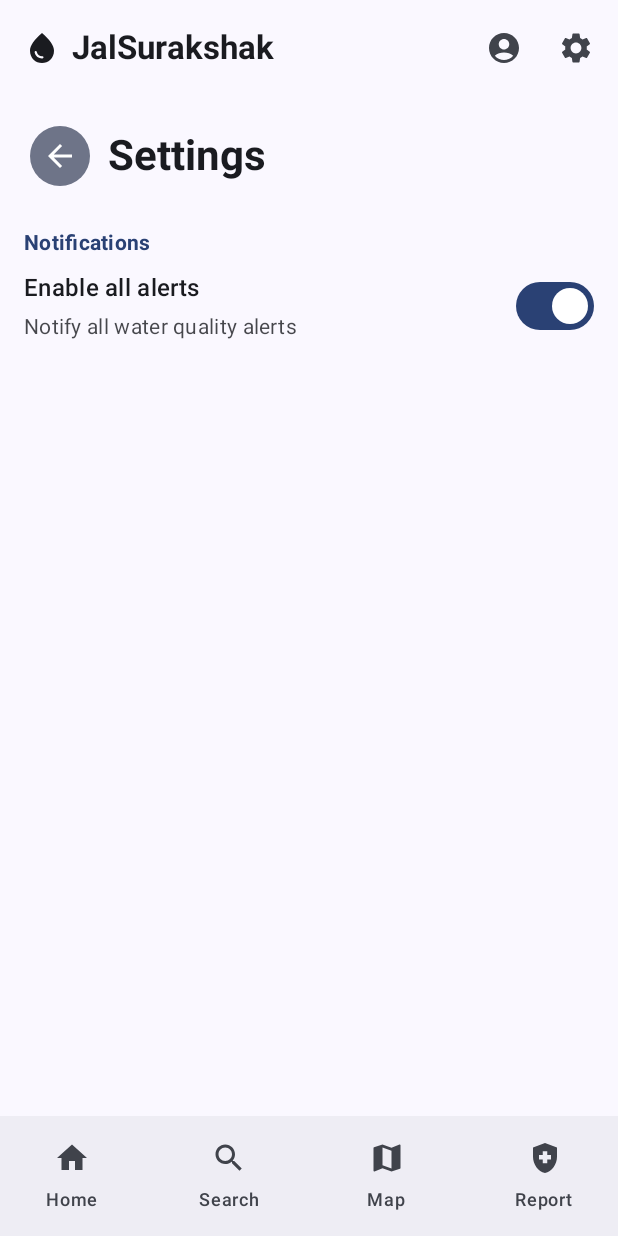
After one commit to khushiiagrawal/Four_Plus_Two, an Android app built with Jetpack Compose: the SettingsScreen screen opened through its navigation route, on a phone screen of 412 x 824 dp. The commit adds this screen. Run offline under Robolectric (Android 15) with nearby library versions, the phone set to English and light mode, and no system bars; our stand-ins replace Dagger/Hilt's generated code, Firebase (no records; nobody signed in at launch, a user with empty details on screens opened directly), Material 3 Expressive styles (plain Material 3 is drawn); libraries missing offline, so code that uses them is left out: androidx.hilt.lifecycle.

Commit message:
feat(app): Implement FCM notification and settings screen

```diff
--- a/app/build.gradle.kts
+++ b/app/build.gradle.kts
@@ -75,4 +75,7 @@ dependencies {
     implementation(libs.firebase.auth)
     implementation(libs.firebase.firestore)
     implementation(libs.androidx.hilt.navigation.compose)
+    implementation(libs.firebase.messaging)
+    implementation(libs.androidx.datastore)
+    implementation(libs.androidx.datastore.preferences)
 }
--- a/app/src/main/java/dev/adithya/aquahealth/MainActivity.kt
+++ b/app/src/main/java/dev/adithya/aquahealth/MainActivity.kt
@@ -1,15 +1,25 @@
 package dev.adithya.aquahealth
 
+import android.Manifest
+import android.content.pm.PackageManager
 import android.os.Bundle
 import androidx.activity.ComponentActivity
 import androidx.activity.compose.setContent
 import androidx.activity.enableEdgeToEdge
+import androidx.activity.result.contract.ActivityResultContracts
+import androidx.core.content.ContextCompat
 import dagger.hilt.android.AndroidEntryPoint
 import dev.adithya.aquahealth.ui.navigation.AppNavHost
 import dev.adithya.aquahealth.ui.theme.AppTheme
 
 @AndroidEntryPoint
 class MainActivity : ComponentActivity() {
+    private val requestPermissionLauncher = registerForActivityResult(
+        ActivityResultContracts.RequestPermission()
+    ) { isGranted: Boolean ->
+        // TODO: update viewmodel and show in settings page
+    }
+
     override fun onCreate(savedInstanceState: Bundle?) {
         super.onCreate(savedInstanceState)
         enableEdgeToEdge()
@@ -18,5 +28,16 @@ class MainActivity : ComponentActivity() {
                 AppNavHost()
             }
         }
+        checkPermissions()
+    }
+
+    private fun checkPermissions() {
+        val permissionStatus = ContextCompat.checkSelfPermission(
+            this,
+            Manifest.permission.POST_NOTIFICATIONS
+        )
+        if (permissionStatus != PackageManager.PERMISSION_GRANTED) {
+            requestPermissionLauncher.launch(Manifest.permission.POST_NOTIFICATIONS)
+        }
     }
 }
--- a/app/src/main/java/dev/adithya/aquahealth/MainViewModel.kt
+++ b/app/src/main/java/dev/adithya/aquahealth/MainViewModel.kt
@@ -1,17 +1,52 @@
 package dev.adithya.aquahealth
 
+import android.util.Log
 import androidx.lifecycle.ViewModel
+import androidx.lifecycle.viewModelScope
+import com.google.firebase.messaging.FirebaseMessaging
 import dagger.hilt.android.lifecycle.HiltViewModel
+import dev.adithya.aquahealth.settings.repository.SettingsRepository
 import dev.adithya.aquahealth.user.model.UserProfileState
 import dev.adithya.aquahealth.user.repository.UserRepository
+import kotlinx.coroutines.Dispatchers
 import kotlinx.coroutines.flow.StateFlow
+import kotlinx.coroutines.flow.collect
+import kotlinx.coroutines.flow.combine
+import kotlinx.coroutines.flow.flowOn
+import kotlinx.coroutines.launch
 import javax.inject.Inject
 
 @HiltViewModel
 class MainViewModel @Inject constructor(
-    private val userRepo: UserRepository
+    private val userRepo: UserRepository,
+    private val settingsRepo: SettingsRepository,
+    private val fcm: FirebaseMessaging
 ): ViewModel() {
 
     val userProfileState: StateFlow<UserProfileState> = userRepo.userProfileState
 
+    init {
+        viewModelScope.launch {
+            combine(
+                userRepo.userProfileState,
+                settingsRepo.allAlertsNotificationsEnabled
+            ) { userProfileState, allAlertsNotificationsEnabled ->
+                if (userProfileState is UserProfileState.LoggedIn && allAlertsNotificationsEnabled) {
+                    fcm.subscribeToTopic(ALERT_FCM_TOPIC)
+                    Log.d(TAG, "subscribed to alerts")
+                } else {
+                    fcm.unsubscribeFromTopic(ALERT_FCM_TOPIC)
+                    Log.d(TAG, "subscribed to alerts")
+                }
+            }
+                .flowOn(Dispatchers.Default)
+                .collect()
+        }
+    }
+
+    companion object {
+        private const val TAG = "MainViewModel"
+        private const val ALERT_FCM_TOPIC = "alerts"
+    }
+
 }
--- a/app/src/main/java/dev/adithya/aquahealth/di/ApplicationModule.kt
+++ b/app/src/main/java/dev/adithya/aquahealth/di/ApplicationModule.kt
@@ -2,6 +2,7 @@ package dev.adithya.aquahealth.di
 
 import com.google.firebase.auth.FirebaseAuth
 import com.google.firebase.firestore.FirebaseFirestore
+import com.google.firebase.messaging.FirebaseMessaging
 import dagger.Module
 import dagger.Provides
 import dagger.hilt.InstallIn
@@ -30,6 +31,10 @@ object ApplicationModule {
 
     @Provides
     @Singleton
+    fun providesFirebaseMessaging(): FirebaseMessaging = FirebaseMessaging.getInstance()
+
+    @Provides
+    @Singleton
     @ApplicationScope
     fun providesApplicationScope(): CoroutineScope =
         CoroutineScope(SupervisorJob() + Dispatchers.Default)
--- a/app/src/main/java/dev/adithya/aquahealth/home/viewmodel/HomeViewModel.kt
+++ b/app/src/main/java/dev/adithya/aquahealth/home/viewmodel/HomeViewModel.kt
@@ -1,6 +1,5 @@
 package dev.adithya.aquahealth.home.viewmodel
 
-import android.util.Log
 import androidx.lifecycle.ViewModel
 import androidx.lifecycle.viewModelScope
 import dagger.hilt.android.lifecycle.HiltViewModel
@@ -42,7 +41,7 @@ class HomeViewModel @Inject constructor(
                                 allAlerts.filter { it.waterSource == waterSource }
                             // Enum is in ascending ordinal, but descending severity
                             val severity = alertsForSource.minByOrNull { it.severity }?.severity
-                            Log.d("HomeVM", "allAlerts=$allAlerts alertsForSource=$alertsForSource id=${waterSource.id} severity=$severity")
+//                            Log.d("HomeVM", "allAlerts=$allAlerts alertsForSource=$alertsForSource id=${waterSource.id} severity=$severity")
                             WatchListItem(waterSource, severity)
                         }
                     }
--- /dev/null
+++ b/app/src/main/java/dev/adithya/aquahealth/settings/ui/SettingsScreen.kt
@@ -0,0 +1,116 @@
+package dev.adithya.aquahealth.settings.ui
+
+import androidx.compose.foundation.layout.Arrangement
+import androidx.compose.foundation.layout.Column
+import androidx.compose.foundation.layout.Row
+import androidx.compose.foundation.layout.Spacer
+import androidx.compose.foundation.layout.fillMaxSize
+import androidx.compose.foundation.layout.fillMaxWidth
+import androidx.compose.foundation.layout.padding
+import androidx.compose.foundation.layout.width
+import androidx.compose.material.icons.Icons
+import androidx.compose.material.icons.automirrored.filled.ArrowBack
+import androidx.compose.material3.ExperimentalMaterial3Api
+import androidx.compose.material3.FilledIconButton
+import androidx.compose.material3.Icon
+import androidx.compose.material3.IconButtonDefaults
+import androidx.compose.material3.MaterialTheme
+import androidx.compose.material3.Switch
+import androidx.compose.material3.Text
+import androidx.compose.runtime.Composable
+import androidx.compose.runtime.getValue
+import androidx.compose.ui.Alignment
+import androidx.compose.ui.Modifier
+import androidx.compose.ui.draw.alpha
+import androidx.compose.ui.text.font.FontWeight
+import androidx.compose.ui.text.style.TextOverflow
+import androidx.compose.ui.unit.dp
+import androidx.hilt.navigation.compose.hiltViewModel
+import androidx.lifecycle.compose.collectAsStateWithLifecycle
+import androidx.navigation.NavHostController
+import dev.adithya.aquahealth.settings.viewmodel.SettingsViewModel
+import dev.adithya.aquahealth.ui.components.AppScaffold
+
+@OptIn(ExperimentalMaterial3Api::class)
+@Composable
+fun SettingsScreen(
+    navController: NavHostController,
+    viewModel: SettingsViewModel = hiltViewModel()
+) {
+    val notificationEnabled by viewModel.allAlertsNotificationsEnabled.collectAsStateWithLifecycle()
+
+    AppScaffold(
+        navController = navController,
+    ) { paddingValues ->
+        Column(
+            modifier = Modifier
+                .fillMaxSize()
+                .padding(paddingValues)
+                .padding(horizontal = 16.dp)
+                .padding(top = 16.dp)
+        ) {
+            Row(
+                verticalAlignment = Alignment.CenterVertically,
+                horizontalArrangement = Arrangement.spacedBy(8.dp),
+                modifier = Modifier
+                    .padding(bottom = 24.dp)
+            ) {
+                FilledIconButton(
+                    onClick = { navController.popBackStack() },
+                    colors = IconButtonDefaults.filledIconButtonColors(
+                        containerColor = MaterialTheme.colorScheme.secondaryContainer,
+                        contentColor = MaterialTheme.colorScheme.onSecondaryContainer
+                    ),
+                ) {
+                    Icon(
+                        imageVector = Icons.AutoMirrored.Filled.ArrowBack,
+                        contentDescription = "Back"
+                    )
+                }
+                Text(
+                    text = "Settings",
+                    style = MaterialTheme.typography.headlineMedium,
+                    fontWeight = FontWeight.Bold,
+                    maxLines = 1,
+                    overflow = TextOverflow.Ellipsis
+                )
+            }
+
+            // Notification settings
+            Text(
+                text = "Notifications",
+                style = MaterialTheme.typography.bodyMedium,
+                fontWeight = FontWeight.Bold,
+                color = MaterialTheme.colorScheme.primary,
+                modifier = Modifier.padding(bottom = 8.dp)
+            )
+            Row(
+                modifier = Modifier.fillMaxWidth(),
+                verticalAlignment = Alignment.CenterVertically,
+                horizontalArrangement = Arrangement.SpaceBetween
+            ) {
+                Column(
+                    verticalArrangement = Arrangement.spacedBy(4.dp, alignment = Alignment.CenterVertically),
+                    modifier = Modifier
+                        .padding(end = 16.dp)
+                        .weight(1f)
+                ) {
+                    Text(
+                        text = "Enable all alerts",
+                        style = MaterialTheme.typography.titleMedium,
+                    )
+                    Text(
+                        text = "Notify all water quality alerts",
+                        style = MaterialTheme.typography.bodyMedium,
+                        modifier = Modifier.alpha(0.8f)
+                    )
+                }
+                Spacer(modifier = Modifier.width(16.dp))
+                Switch(
+                    checked = notificationEnabled,
+                    onCheckedChange = { viewModel.setAllAlertsNotificationEnabled(it) }
+                )
+            }
+        }
+    }
+}
--- /dev/null
+++ b/app/src/main/java/dev/adithya/aquahealth/settings/viewmodel/SettingsViewModel.kt
@@ -0,0 +1,30 @@
+package dev.adithya.aquahealth.settings.viewmodel
+
+import androidx.lifecycle.ViewModel
+import androidx.lifecycle.viewModelScope
+import dagger.hilt.android.lifecycle.HiltViewModel
+import dev.adithya.aquahealth.settings.repository.SettingsRepository
+import kotlinx.coroutines.flow.SharingStarted
+import kotlinx.coroutines.flow.StateFlow
+import kotlinx.coroutines.flow.stateIn
+import kotlinx.coroutines.launch
+import javax.inject.Inject
+
+@HiltViewModel
+class SettingsViewModel @Inject constructor(
+    private val repo: SettingsRepository
+) : ViewModel() {
+
+    val allAlertsNotificationsEnabled: StateFlow<Boolean> = repo.allAlertsNotificationsEnabled
+        .stateIn(
+            scope = viewModelScope,
+            started = SharingStarted.WhileSubscribed(5000),
+            initialValue = true
+        )
+
+    fun setAllAlertsNotificationEnabled(enabled: Boolean) {
+        viewModelScope.launch {
+            repo.setAllAlertsNotificationEnabled(enabled)
+        }
+    }
+}
--- a/app/src/main/java/dev/adithya/aquahealth/ui/components/TopBar.kt
+++ b/app/src/main/java/dev/adithya/aquahealth/ui/components/TopBar.kt
@@ -66,7 +66,7 @@ fun AppTopBar(
             }
             IconButton(
                 enabled = buttonsEnabled,
-                onClick = { /* TODO: navigate to settings */ }
+                onClick = { navController.navigate(Route.Settings.key) }
             ) {
                 Icon(
                     imageVector = Icons.Default.Settings,
--- a/app/src/main/java/dev/adithya/aquahealth/ui/navigation/NavHost.kt
+++ b/app/src/main/java/dev/adithya/aquahealth/ui/navigation/NavHost.kt
@@ -15,6 +15,7 @@ import dev.adithya.aquahealth.home.ui.HomeScreen
 import dev.adithya.aquahealth.onboarding.ui.SignOnScreen
 import dev.adithya.aquahealth.report.ui.UserReportScreen
 import dev.adithya.aquahealth.search.ui.SearchScreen
+import dev.adithya.aquahealth.settings.ui.SettingsScreen
 import dev.adithya.aquahealth.ui.components.SplashScreen
 import dev.adithya.aquahealth.ui.navigation.Route.Companion.MAIN_ROUTE
 import dev.adithya.aquahealth.ui.navigation.Route.Companion.ONBOARDING_ROUTE
@@ -74,6 +75,11 @@ fun AppNavHost(
                     navController = navController
                 )
             }
+            composable(Route.Settings.key) {
+                SettingsScreen(
+                    navController = navController
+                )
+            }
             composable(
                 route = Route.WaterSourceDetail.key,
                 arguments = listOf(
--- a/app/src/main/java/dev/adithya/aquahealth/watersource/ui/WaterSourceDetailScreen.kt
+++ b/app/src/main/java/dev/adithya/aquahealth/watersource/ui/WaterSourceDetailScreen.kt
@@ -1,5 +1,4 @@
 package dev.adithya.aquahealth.watersource.ui
-
 
 import android.content.Intent
 import android.icu.text.SimpleDateFormat
--- a/gradle/libs.versions.toml
+++ b/gradle/libs.versions.toml
@@ -16,7 +16,10 @@ gms = "4.4.3"
 firebase = "34.2.0"
 firebase-auth = "24.0.1"
 firebase-firestore = "26.0.0"
+firebase-messaging = "25.0.0"
 androidx-hilt = "1.3.0"
+androidx-datastore = "1.1.7"
+androidx-datastore-preferences = "1.1.7"
 
 [libraries]
 androidx-core-ktx = { group = "androidx.core", name = "core-ktx", version.ref = "coreKtx" }
@@ -41,7 +44,10 @@ androidx-compose-material = { group = "androidx.compose.material", name = "mater
 firebase-bom = { group = "com.google.firebase", name = "firebase-bom", version.ref = "firebase" }
 firebase-auth = { group = "com.google.firebase", name = "firebase-auth", version.ref = "firebase-auth" }
 firebase-firestore = { group = "com.google.firebase", name = "firebase-firestore", version.ref = "firebase-firestore" }
+firebase-messaging = { group = "com.google.firebase", name = "firebase-messaging", version.ref = "firebase-messaging" }
 androidx-hilt-navigation-compose = { group = "androidx.hilt", name = "hilt-navigation-compose", version.ref = "androidx-hilt" }
+androidx-datastore = { group = "androidx.datastore", name = "datastore", version.ref = "androidx-datastore" }
+androidx-datastore-preferences = { group = "androidx.datastore", name = "datastore-preferences", version.ref = "androidx-datastore-preferences" }
 
 [plugins]
 android-application = { id = "com.android.application", version.ref = "agp" }
```
Also changed, not shown: app/src/main/AndroidManifest.xml (+10 -2 lines), app/src/main/java/dev/adithya/aquahealth/di/RepositoryModule.kt (+8 -0 lines), app/src/main/java/dev/adithya/aquahealth/service/FirebaseMessagingService.kt (added, +70 -0 lines), app/src/main/java/dev/adithya/aquahealth/settings/repository/SettingsRepository.kt (added, +41 -0 lines), app/src/main/res/drawable/ic_launcher_foreground.xml (+6 -27 lines).
